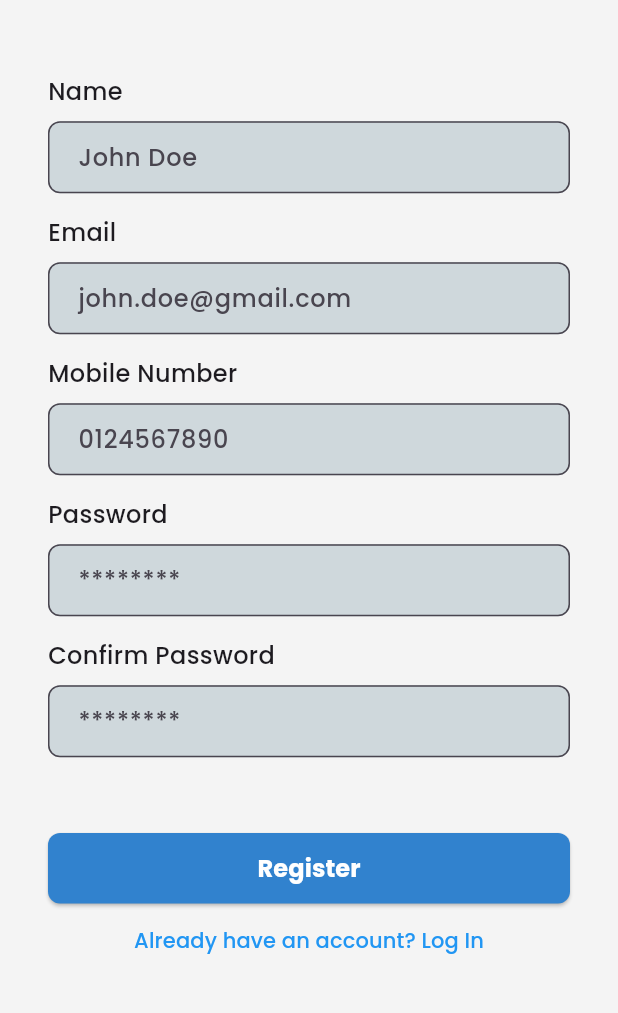
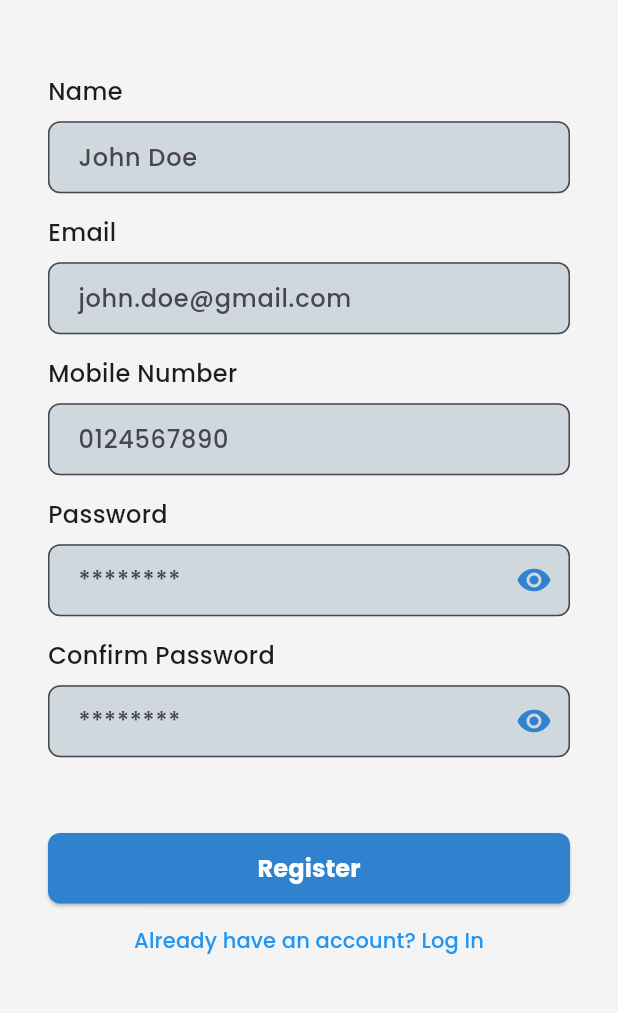
Before and after one commit to ChngWeiKean/space_sculpt_mobile_app, a Flutter app: the Register screen opened by its route, after a tap on "Register", on a phone screen of 412 x 824 dp, the part 190-1203 px from its top. Run offline on Flutter 3.47's test engine with Material 3 defaults, Android fonts, the phone set to English and light mode, and no system bars; our stand-ins replace firebase_auth, firebase_core, firebase_database, toastification; accounts and stored records are empty; Roboto replaces fonts that are missing (Poppins).

```diff
--- a/lib/routes.dart
+++ b/lib/routes.dart
@@ -1,6 +1,7 @@
 import 'package:flutter/material.dart';
 import 'src/screens/auth/Login.dart';
 import 'src/screens/auth/Register.dart';
+import 'src/screens/auth/ForgotPassword.dart';
 import 'src/screens/customer/Homepage.dart';
 import 'src/screens/delivery/Dashboard.dart';
 
@@ -9,6 +10,7 @@ class Routes {
   static const String register = '/register';
   static const String homepage = '/homepage';
   static const String dashboard = '/dashboard';
+  static const String forgotPassword = '/forgot-password';
 
   static Route<dynamic> generateRoute(RouteSettings settings) {
     switch (settings.name) {
@@ -16,6 +18,8 @@ class Routes {
         return MaterialPageRoute(builder: (_) => const Login());
       case register:
         return MaterialPageRoute(builder: (_) => const Register());
+      case forgotPassword:
+        return MaterialPageRoute(builder: (_) => const ForgotPassword());
       case homepage:
         return MaterialPageRoute(builder: (_) => const Homepage());
       case dashboard:
--- a/lib/src/screens/auth/Login.dart
+++ b/lib/src/screens/auth/Login.dart
@@ -92,6 +92,10 @@ class _LoginState extends State<Login> {
     Navigator.pushNamed(context, Routes.register);
   }
 
+  void _navigateToForgotPassword(BuildContext context) {
+    Navigator.pushNamed(context, Routes.forgotPassword);
+  }
+
   @override
   Widget build(BuildContext context) {
     return Scaffold(
@@ -133,7 +137,7 @@ class _LoginState extends State<Login> {
                   alignment: Alignment.centerRight,
                   child: TextButton(
                     onPressed: () {
-                      // Implement forgot password action
+                      _navigateToForgotPassword(context);
                     },
                     child: const Text(
                       'Forgot Password?',
--- a/lib/src/screens/auth/Register.dart
+++ b/lib/src/screens/auth/Register.dart
@@ -69,6 +69,20 @@ class _RegisterState extends State<Register> {
       );
 
       if (message == 'Success') {
+        if (!context.mounted) return;
+
+        // toast success message
+        toastification.show(
+          context: context,
+          type: ToastificationType.success,
+          style: ToastificationStyle.minimal,
+          icon: const Icon(Icons.check_circle),
+          title: const Text('Success'),
+          description: const Text('Account created successfully.'),
+          showProgressBar: true,
+          autoCloseDuration: const Duration(seconds: 3),
+        );
+
         // Fetch the registered user's data
         final user = FirebaseAuth.instance.currentUser;
         if (user != null) {
--- a/lib/src/services/auth_service.dart
+++ b/lib/src/services/auth_service.dart
@@ -69,4 +69,8 @@ class AuthService {
   Future<void> logout() async {
     await FirebaseAuth.instance.signOut();
   }
+
+  Future<void> sendPasswordResetEmail(String email) async {
+    await FirebaseAuth.instance.sendPasswordResetEmail(email: email);
+  }
 }
--- a/lib/src/widgets/input.dart
+++ b/lib/src/widgets/input.dart
@@ -1,18 +1,33 @@
 import 'package:flutter/material.dart';
 
-class Input extends StatelessWidget {
+import '../../colors.dart';
+
+class Input extends StatefulWidget {
   final TextEditingController controller;
   final String labelText;
   final bool obscureText;
-  final String? placeholder; // Optional placeholder parameter
+  final String? placeholder;
 
   const Input({
     super.key,
     required this.controller,
     required this.labelText,
     this.obscureText = false,
-    this.placeholder, // Optional placeholder parameter
+    this.placeholder,
   });
+
+  @override
+  _InputState createState() => _InputState();
+}
+
+class _InputState extends State<Input> {
+  late bool _isObscured;
+
+  @override
+  void initState() {
+    super.initState();
+    _isObscured = widget.obscureText;
+  }
 
   @override
   Widget build(BuildContext context) {
@@ -20,7 +35,7 @@ class Input extends StatelessWidget {
       crossAxisAlignment: CrossAxisAlignment.start,
       children: [
         Text(
-          labelText,
+          widget.labelText,
           style: const TextStyle(
             fontFamily: 'Poppins_Medium',
             fontSize: 16.0,
@@ -28,10 +43,10 @@ class Input extends StatelessWidget {
         ),
         const SizedBox(height: 8.0),
         TextField(
-          controller: controller,
-          obscureText: obscureText,
+          controller: widget.controller,
+          obscureText: _isObscured,
           decoration: InputDecoration(
-            hintText: placeholder, // Set the placeholder text here
+            hintText: widget.placeholder,
             border: OutlineInputBorder(
               borderRadius: BorderRadius.circular(8.0),
               borderSide: BorderSide(color: Colors.blueGrey[200]!),
@@ -43,6 +58,19 @@ class Input extends StatelessWidget {
             filled: true,
             fillColor: Colors.blueGrey[100],
             contentPadding: const EdgeInsets.symmetric(horizontal: 16.0, vertical: 12.0),
+            suffixIcon: widget.obscureText
+                ? IconButton(
+              icon: Icon(
+                _isObscured ? Icons.visibility : Icons.visibility_off,
+                color: AppColors.buttonColor,
+              ),
+              onPressed: () {
+                setState(() {
+                  _isObscured = !_isObscured;
+                });
+              },
+            )
+                : null,
           ),
           style: const TextStyle(
             fontFamily: 'Poppins_Medium',
```
Also changed, not shown: lib/src/screens/auth/ForgotPassword.dart (added, +151 -0 lines).
